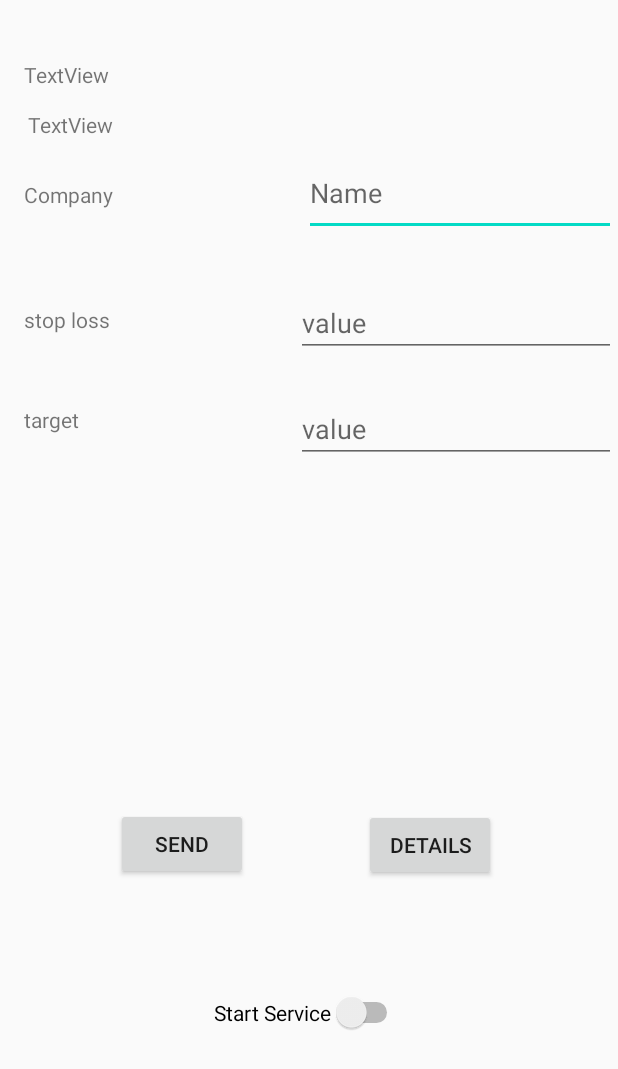
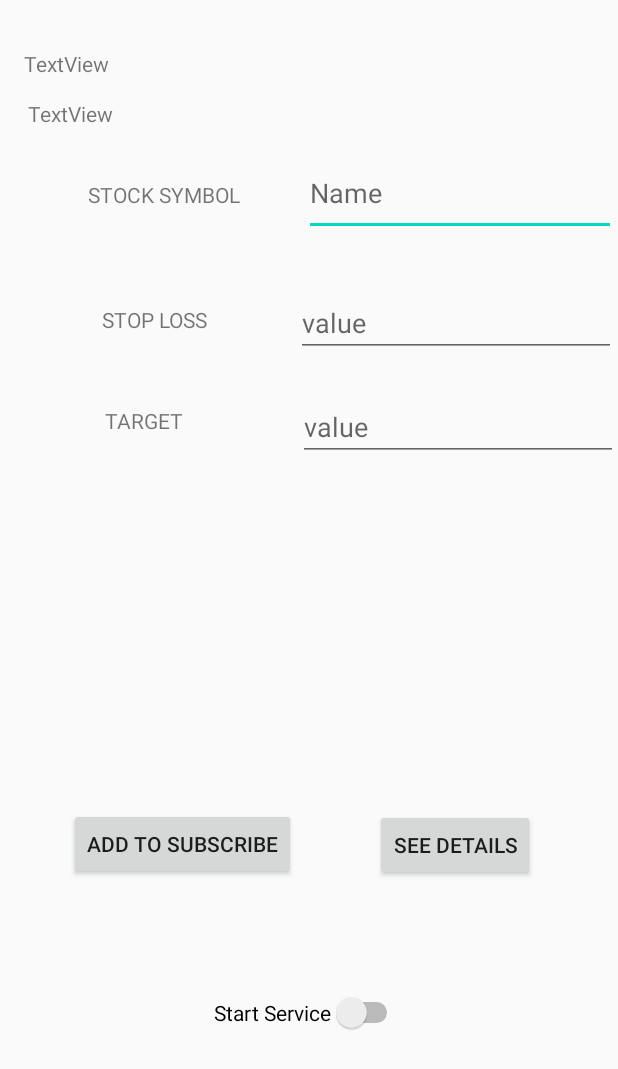
Before and after one commit to aditya3001/Signal, an Android app: the layout activity_main4.xml on its own in the app's theme, with its tools: preview values and no code run, on a phone screen of 412 x 824 dp. Shown: the top 1069 px of the screen. Run offline under Robolectric (Android 15) with nearby library versions, the light colour scheme and no system bars.

Commit message:
"runnable"

```diff
--- a/app/build.gradle
+++ b/app/build.gradle
@@ -31,6 +31,7 @@ android {
         python {
             pip {
 
+
             }
         }
     }
--- a/app/src/main/java/com/example/signal/MainActivity.java
+++ b/app/src/main/java/com/example/signal/MainActivity.java
@@ -116,11 +116,8 @@ public class MainActivity extends AppCompatActivity {
     }
 
     private void sendTokentoServer(){
-        Log.d("sendTokentoServer","We are in sendTokentoServer");
         final String email_id = email.getText().toString();
-        Log.d("sendTokentoServer","We got the email");
         final SharedPrefManager sharedPrefManager = new SharedPrefManager(getApplicationContext());
-        Log.d("sendTokentoServer","We got the token "+ getSharedPreferences(Key_Access_Token,Context.MODE_PRIVATE));
 
         if (TextUtils.isEmpty(email_id)){
             Toast.makeText(this,"Enter your email Please!", Toast.LENGTH_LONG).show();
--- a/app/src/main/java/com/example/signal/Mynotificationmanager.java
+++ b/app/src/main/java/com/example/signal/Mynotificationmanager.java
@@ -15,7 +15,7 @@ public class Mynotificationmanager {
     public static final int Notification_id = 0;
     public static final String CHANNEL_ID = "id";
 
-    public Mynotificationmanager(Context cxt){
+    public Mynotificationmanager(Context ctx){
         this.ctx = ctx;
     }
 
--- a/app/src/main/res/layout/activity_main4.xml
+++ b/app/src/main/res/layout/activity_main4.xml
@@ -23,7 +23,7 @@
             app:layout_constraintHorizontal_bias="0.045"
             app:layout_constraintStart_toStartOf="parent"
             app:layout_constraintTop_toTopOf="parent"
-            app:layout_constraintVertical_bias="0.05" />
+            app:layout_constraintVertical_bias="0.041" />
 
         <TextView
             android:id="@+id/textView2"
@@ -45,8 +45,9 @@
             android:layout_marginStart="16dp"
             android:layout_marginTop="120dp"
             android:layout_marginBottom="34dp"
-            android:text="Company"
+            android:text="STOCK SYMBOL"
             app:layout_constraintBottom_toTopOf="@+id/textView3"
+            app:layout_constraintEnd_toStartOf="@+id/editTextCompanyName"
             app:layout_constraintStart_toStartOf="parent"
             app:layout_constraintTop_toTopOf="parent" />
 
@@ -68,9 +69,11 @@
             android:id="@+id/textView3"
             android:layout_width="wrap_content"
             android:layout_height="wrap_content"
-            android:layout_marginStart="16dp"
+            android:layout_marginStart="32dp"
             android:layout_marginTop="64dp"
-            android:text="stop loss"
+            android:text="STOP LOSS"
+            app:layout_constraintEnd_toStartOf="@+id/stopLossValue"
+            app:layout_constraintHorizontal_bias="0.383"
             app:layout_constraintStart_toStartOf="parent"
             app:layout_constraintTop_toBottomOf="@+id/textView" />
 
@@ -92,9 +95,11 @@
             android:id="@+id/textView4"
             android:layout_width="61dp"
             android:layout_height="26dp"
-            android:layout_marginStart="16dp"
-            android:layout_marginTop="47dp"
-            android:text="target"
+            android:layout_marginStart="70dp"
+            android:layout_marginTop="48dp"
+            android:text="TARGET"
+            app:layout_constraintEnd_toStartOf="@+id/targetValue"
+            app:layout_constraintHorizontal_bias="0.0"
             app:layout_constraintStart_toStartOf="parent"
             app:layout_constraintTop_toBottomOf="@+id/textView3" />
 
@@ -102,8 +107,7 @@
             android:id="@+id/targetValue"
             android:layout_width="wrap_content"
             android:layout_height="wrap_content"
-            android:layout_marginTop="25dp"
-            android:layout_marginEnd="1dp"
+            android:layout_marginTop="24dp"
             android:ems="10"
             android:hint="value"
             android:inputType="textPersonName"
@@ -114,10 +118,10 @@
             android:id="@+id/sendButton"
             android:layout_width="wrap_content"
             android:layout_height="wrap_content"
-            android:text="Send"
+            android:text="ADD TO SUBSCRIBE"
             app:layout_constraintBottom_toBottomOf="parent"
             app:layout_constraintEnd_toEndOf="parent"
-            app:layout_constraintHorizontal_bias="0.238"
+            app:layout_constraintHorizontal_bias="0.176"
             app:layout_constraintStart_toStartOf="parent"
             app:layout_constraintTop_toTopOf="parent"
             app:layout_constraintVertical_bias="0.694" />
@@ -138,7 +142,7 @@
             android:id="@+id/button3"
             android:layout_width="wrap_content"
             android:layout_height="wrap_content"
-            android:text="Details"
+            android:text="SEE DETAILS"
             app:layout_constraintBottom_toBottomOf="parent"
             app:layout_constraintEnd_toEndOf="parent"
             app:layout_constraintHorizontal_bias="0.486"
```
Also changed, not shown: app/src/main/java/com/example/signal/Main2Activity.java (+21 -21 lines), app/src/main/java/com/example/signal/Main4Activity.java (+40 -46 lines), app/src/main/java/com/example/signal/MyFireBaseMessagingManager.java (+7 -2 lines), app/src/main/res/layout/activity_main.xml (+5 -3 lines), app/src/main/res/layout/activity_main2.xml (+15 -12 lines), app/src/main/res/layout/activity_main5.xml (+6 -3 lines).
